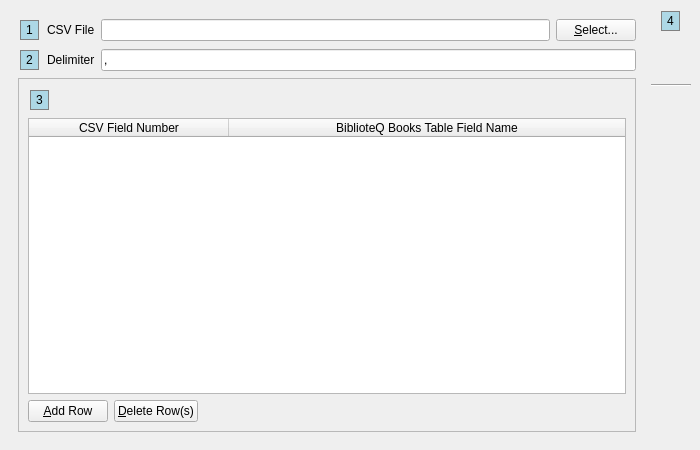
This is UI/biblioteq_import.ui in textbrowser/biblioteq as Qt 5 draws it before an edit. The edited form follows.
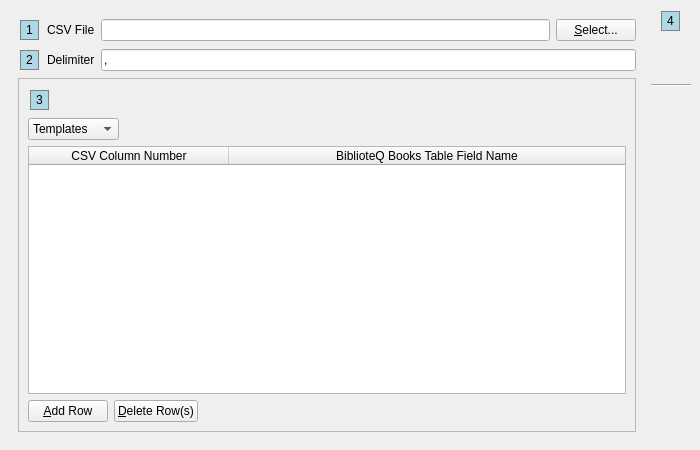
This is the edited form. Icons and pictures are not drawn.

Commit message: Import templates.

Patch:
```diff
--- a/UI/biblioteq_import.ui
+++ b/UI/biblioteq_import.ui
@@ -143,6 +143,40 @@
              </property>
             </widget>
            </item>
+           <item>
+            <layout class="QHBoxLayout" name="horizontalLayout_6">
+             <item>
+              <widget class="QComboBox" name="books_templates">
+               <property name="sizeAdjustPolicy">
+                <enum>QComboBox::AdjustToContents</enum>
+               </property>
+               <item>
+                <property name="text">
+                 <string>Templates</string>
+                </property>
+               </item>
+               <item>
+                <property name="text">
+                 <string>Template 1</string>
+                </property>
+               </item>
+              </widget>
+             </item>
+             <item>
+              <spacer name="horizontalSpacer_2">
+               <property name="orientation">
+                <enum>Qt::Horizontal</enum>
+               </property>
+               <property name="sizeHint" stdset="0">
+                <size>
+                 <width>40</width>
+                 <height>20</height>
+                </size>
+               </property>
+              </spacer>
+             </item>
+            </layout>
+           </item>
            <item>
             <widget class="QSplitter" name="splitter">
              <property name="orientation">
@@ -181,7 +215,7 @@
               </attribute>
               <column>
                <property name="text">
-                <string>CSV Field Number</string>
+                <string>CSV Column Number</string>
                </property>
               </column>
               <column>
```
Left out of the diff: 1 changed line with no effect on the pictures. The commit also changes 2 other files.
